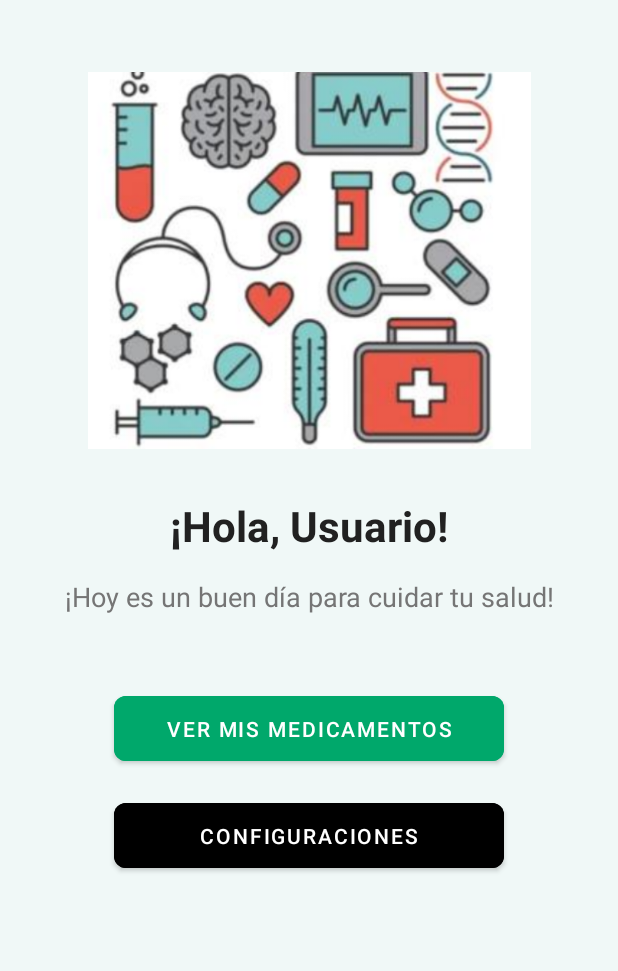
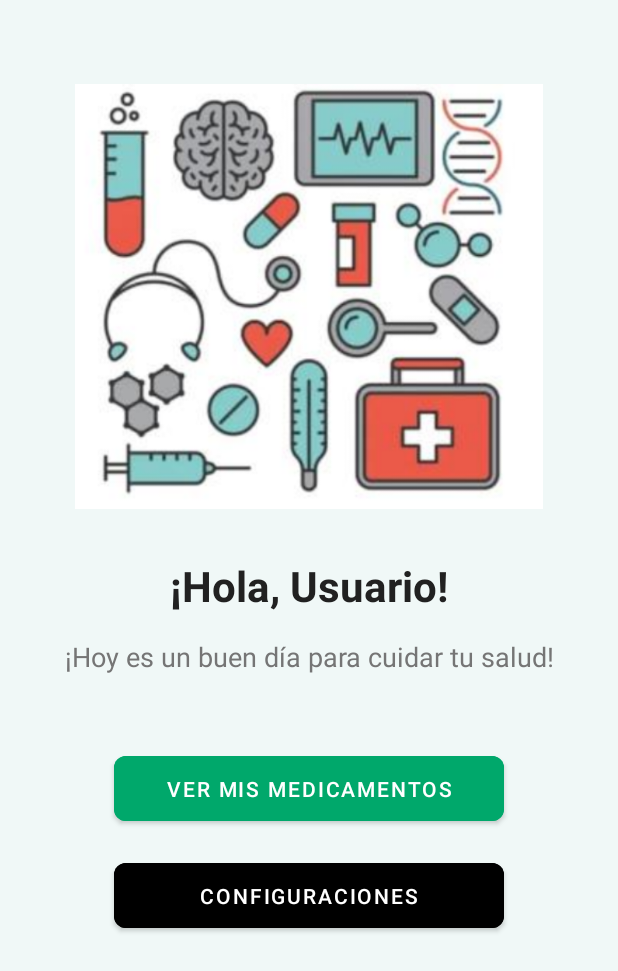
Before and after one commit to pedrinhobm/LAB5_20206156, an Android app: the screen it shows after launch (MainActivity), on a phone screen of 412 x 824 dp. Shown: the top 971 px of the screen. Run offline under Robolectric (Android 15) with nearby library versions, the phone set to English and light mode, and no system bars.

Commit message:
diseño terminado

```diff
--- a/app/src/main/res/layout/activity_main.xml
+++ b/app/src/main/res/layout/activity_main.xml
@@ -10,9 +10,9 @@
 
     <ImageView
         android:id="@+id/imageViewProfile"
-        android:layout_width="295dp"
-        android:layout_height="251dp"
-        android:layout_marginTop="32dp"
+        android:layout_width="312dp"
+        android:layout_height="283dp"
+        android:layout_marginTop="40dp"
         android:background="#E0E0E0"
         android:clickable="true"
         android:contentDescription="Imagen de perfil"
```
